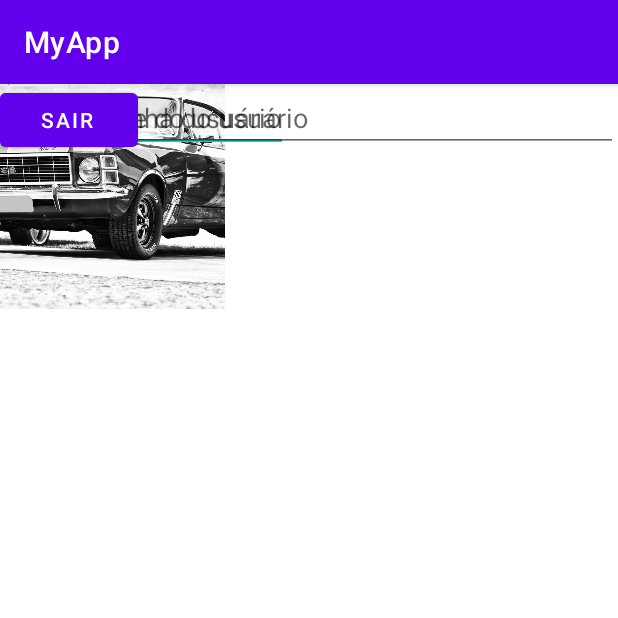
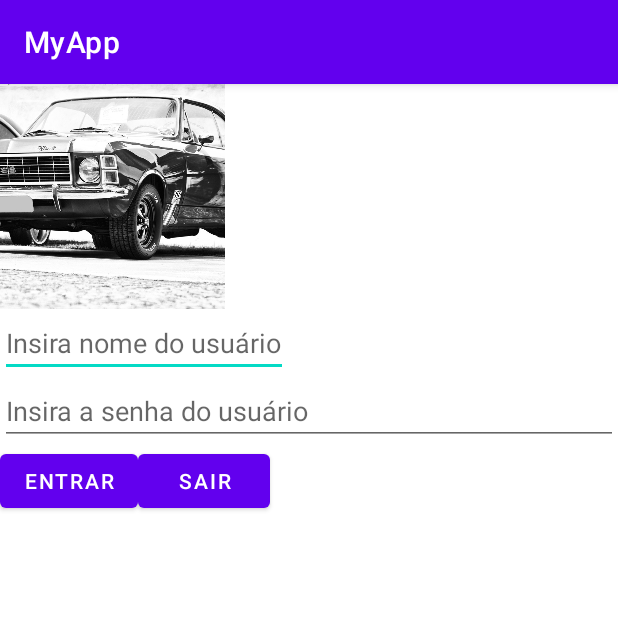
Before and after one commit to Xsh021/carro, an Android app: the screen it shows after launch (MainActivity), on a phone screen of 412 x 824 dp, the top half of it. Run offline under Robolectric (Android 15) with nearby library versions, the phone set to English and light mode, and no system bars.

Commit message:
botao posicionado

```diff
--- a/app/src/main/res/layout/activity_main.xml
+++ b/app/src/main/res/layout/activity_main.xml
@@ -14,6 +14,7 @@
         android:src="@drawable/chupeta" />
 
     <EditText
+        android:layout_below="@+id/imglogo"
         android:id="@+id/edtUsuario"
         android:layout_width="wrap_content"
         android:layout_height="wrap_content"
@@ -21,6 +22,7 @@
         android:inputType="textPersonName" />
 
     <EditText
+        android:layout_below="@id/edtUsuario"
         android:id="@+id/edtSenha"
         android:layout_width="match_parent"
         android:layout_height="wrap_content"
@@ -28,16 +30,18 @@
         android:inputType="textPassword" />
 
     <Button
+        android:layout_below="@id/edtSenha"
         android:id="@+id/btnEnt"
         android:layout_width="wrap_content"
         android:layout_height="wrap_content"
         android:text="Entrar" />
 
     <Button
+        android:layout_below="@id/edtSenha"
+        android:layout_toRightOf="@+id/btnEnt"
         android:id="@+id/btnSair"
         android:layout_width="wrap_content"
         android:layout_height="wrap_content"
         android:text="Sair" />
 
-
 </RelativeLayout>
```
